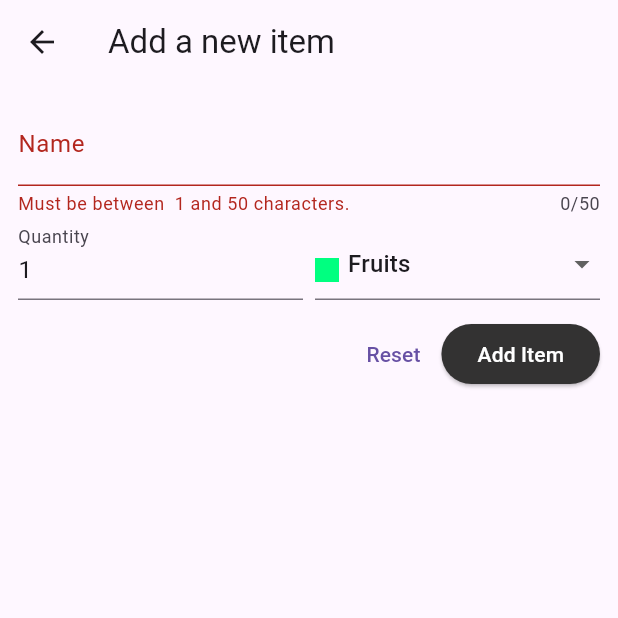
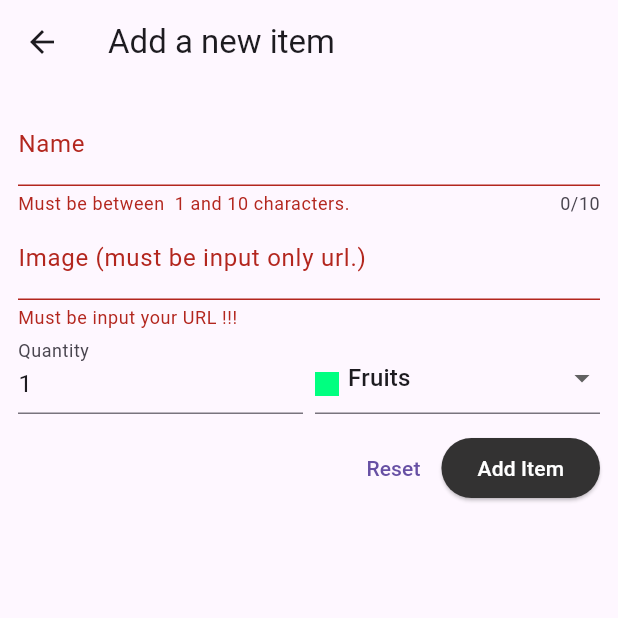
Before and after one commit to suksunarm/Shopping-List-App, a Flutter app: the NewItem screen opened directly, after a tap on "Add Item", on a phone screen of 412 x 824 dp, the top half of it. Run offline on Flutter 3.47's test engine with Material 3 defaults, Android fonts, the phone set to English and light mode, and no system bars; network calls fail.

Commit message:
[UPDATE] เพิ่มฟังก์ชันใส่รูปภาพ
เพิ่มฟังก์ชันใส่รูปภาพ และเปลี่ยน UI ของ Card

```diff
--- a/lib/main.dart
+++ b/lib/main.dart
@@ -26,7 +26,6 @@ class MyApp extends StatelessWidget {
             ),
         ),
         body: const GroceryList()
-
       )
     );
 }
--- a/lib/models/grocery_item.dart
+++ b/lib/models/grocery_item.dart
@@ -4,12 +4,14 @@ class GroceryItem {
   const GroceryItem({
     required this.id,
     required this.name,
+    required this.image,
     required this.quantity,
     required this.category,
   });
 
   final String id;
   final String name;
+  final String image;
   final int quantity;
   final Category category;
 }
--- a/lib/widgets/new_item.dart
+++ b/lib/widgets/new_item.dart
@@ -18,6 +18,7 @@ class _NewItemState extends State<NewItem> {
   final _formKey = GlobalKey<FormState>(); // สามารถเข้าถึงได้หมด
   var _enteredName = '';
   var _enteredQuantity = 1;
+  var enterImage = '';
   var _selectedCategory = categories[Categories.vegetables]!;
   var _isSending = false;
 
@@ -40,6 +41,7 @@ class _NewItemState extends State<NewItem> {
         body: json.encode(
           {
             'name': _enteredName,
+            'image': enterImage,
             'quantity': _enteredQuantity,
             'category': _selectedCategory.title
           },
@@ -57,6 +59,7 @@ class _NewItemState extends State<NewItem> {
         GroceryItem(
           id: resData['name'],
           name: _enteredName,
+          image: enterImage,
           quantity: _enteredQuantity,
           category: _selectedCategory,
         ),
@@ -81,7 +84,7 @@ class _NewItemState extends State<NewItem> {
           child: Column(
             children: [
               TextFormField(
-                maxLength: 50,
+                maxLength: 10,
                 decoration: const InputDecoration(
                   label: Text('Name'),
                 ),
@@ -90,7 +93,7 @@ class _NewItemState extends State<NewItem> {
                       value.isEmpty ||
                       value.trim().length == 1 ||
                       value.trim().length > 50) {
-                    return 'Must be between  1 and 50 characters.';
+                    return 'Must be between  1 and 10 characters.';
                   } // trim ลบข้อความที่ user กรอกทั้งหน้าและหลัง
                   return null;
                 },
@@ -99,6 +102,25 @@ class _NewItemState extends State<NewItem> {
                   //   return;
                   // }
                   _enteredName = value!;
+                },
+              ),
+              TextFormField(
+                decoration: const InputDecoration(
+                  label: Text('Image (must be input only url.)'),
+                ),
+                validator: (value) {
+                  if (value == null ||
+                      value.isEmpty
+                      ) {
+                    return 'Must be input your URL !!!';
+                  } // trim ลบข้อความที่ user กรอกทั้งหน้าและหลัง
+                  return null;
+                },
+                onSaved: (value) {
+                  // if (value == null) {
+                  //   return;
+                  // }
+                  enterImage = value!;
                 },
               ), // instead of TextField()
               Row(
--- a/pubspec.yaml
+++ b/pubspec.yaml
@@ -60,8 +60,8 @@ flutter:
   uses-material-design: true
 
   # To add assets to your application, add an assets section, like this:
-  # assets:
-  #   - images/a_dot_burr.jpeg
+  #assets:
+  #   - lib\assets\Images
   #   - images/a_dot_ham.jpeg
 
   # An image asset can refer to one or more resolution-specific "variants", see
```
Also changed, not shown: lib/widgets/grocery_list.dart (+34 -14 lines).
